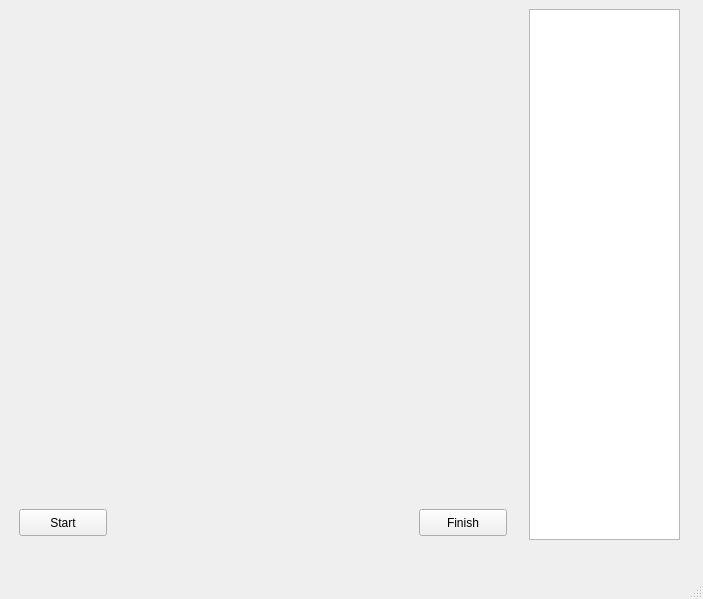
Old version of the form GUI/GUI.ui in the repository Brendoncamm/SYP.
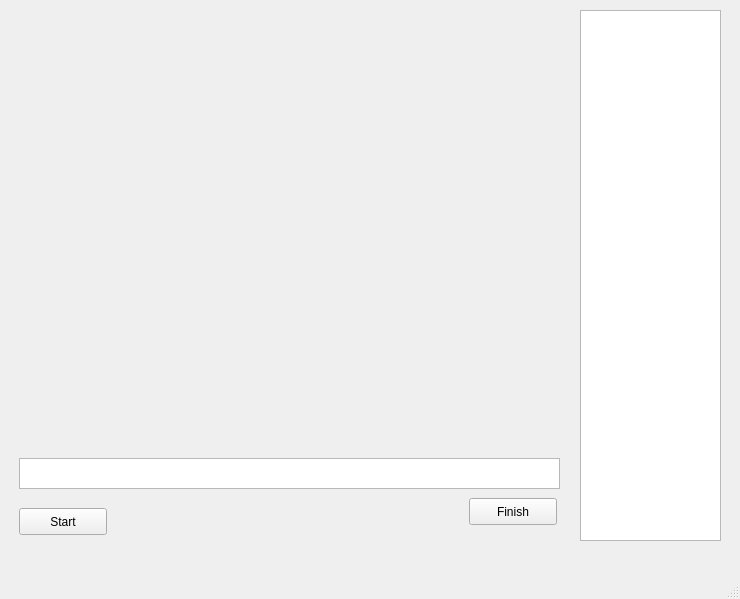
New version of the form.

```diff
--- a/GUI/GUI.ui
+++ b/GUI/GUI.ui
@@ -6,7 +6,7 @@
    <rect>
     <x>0</x>
     <y>0</y>
-    <width>703</width>
+    <width>740</width>
     <height>599</height>
    </rect>
   </property>
@@ -14,20 +14,19 @@
    <string>MainWindow</string>
   </property>
   <widget class="QWidget" name="centralwidget">
-   <layout class="QVBoxLayout" name="verticalLayout">
-    <item>
-     <widget class="QStackedWidget" name="stackedWidget">
+   <widget class="QStackedWidget" name="home">
+    <property name="geometry">
+     <rect>
+      <x>9</x>
+      <y>8</y>
+      <width>845</width>
+      <height>541</height>
+     </rect>
+    </property>
+    <property name="currentIndex">
+     <number>0</number>
+    </property>
       <widget class="QWidget" name="page">
-       <widget class="QListWidget" name="listWidget">
-        <property name="geometry">
-         <rect>
-          <x>520</x>
-          <y>0</y>
-          <width>151</width>
-          <height>531</height>
-         </rect>
-        </property>
-       </widget>
        <widget class="QPushButton" name="start">
         <property name="geometry">
          <rect>
@@ -44,8 +43,8 @@
        <widget class="QPushButton" name="end">
         <property name="geometry">
          <rect>
-          <x>410</x>
-          <y>500</y>
+        <x>460</x>
+        <y>490</y>
           <width>88</width>
           <height>27</height>
          </rect>
@@ -59,8 +58,8 @@
          <rect>
           <x>10</x>
           <y>-10</y>
-          <width>491</width>
-          <height>491</height>
+        <width>531</width>
+        <height>451</height>
          </rect>
         </property>
         <property name="sizePolicy">
@@ -74,18 +73,44 @@
           <rect>
            <x>0</x>
            <y>-60</y>
-           <width>491</width>
-           <height>551</height>
+         <width>531</width>
+         <height>511</height>
           </rect>
          </property>
          <layout class="QVBoxLayout" name="mplvl"/>
         </widget>
        </widget>
-      </widget>
-      <widget class="QWidget" name="page_2"/>
-     </widget>
-    </item>
-   </layout>
+     <widget class="QTextEdit" name="thisworks">
+      <property name="geometry">
+       <rect>
+        <x>10</x>
+        <y>450</y>
+        <width>541</width>
+        <height>31</height>
+       </rect>
+      </property>
+     </widget>
+     <zorder>start</zorder>
+     <zorder>end</zorder>
+     <zorder>windowmpl</zorder>
+     <zorder>thisworks</zorder>
+     <zorder>list</zorder>
+     <zorder>verticalLayoutWidget</zorder>
+     <zorder>list</zorder>
+     <zorder>list</zorder>
+    </widget>
+    <widget class="QWidget" name="Controller"/>
+   </widget>
+   <widget class="QListWidget" name="list">
+    <property name="geometry">
+     <rect>
+      <x>580</x>
+      <y>10</y>
+      <width>141</width>
+      <height>531</height>
+     </rect>
+    </property>
+   </widget>
   </widget>
   <widget class="QMenuBar" name="menubar">
    <property name="geometry">
```
Left out of the diff: 2 changed lines with no effect on the pictures. Lines whose indentation alone changed are shown as unchanged.
